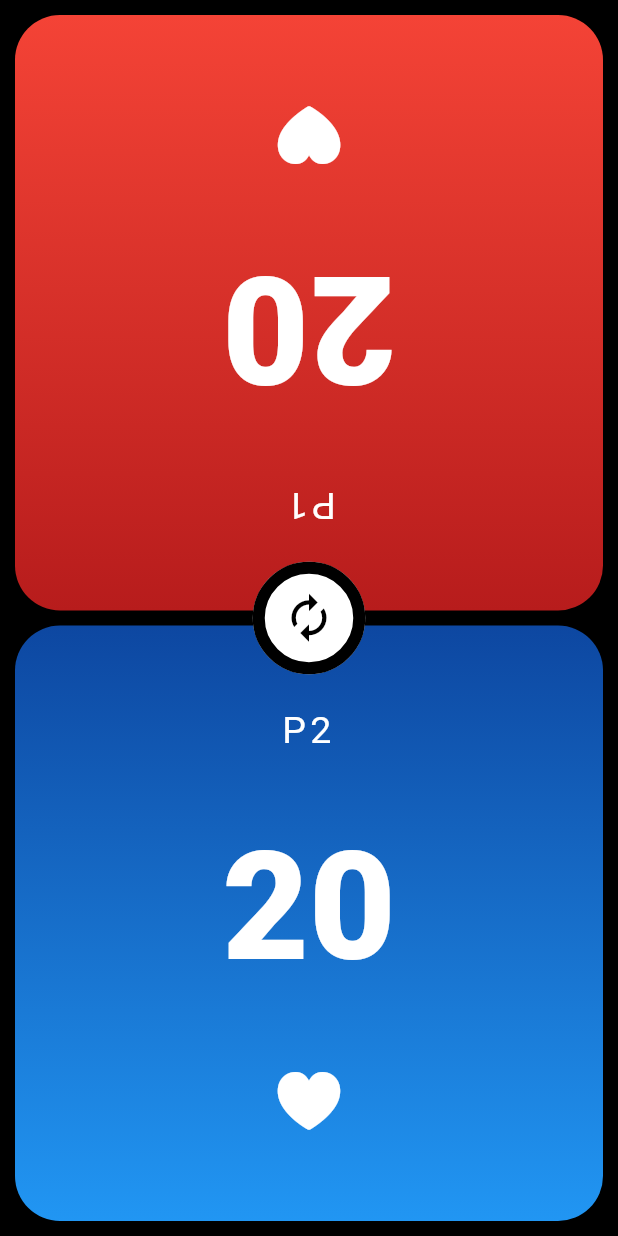
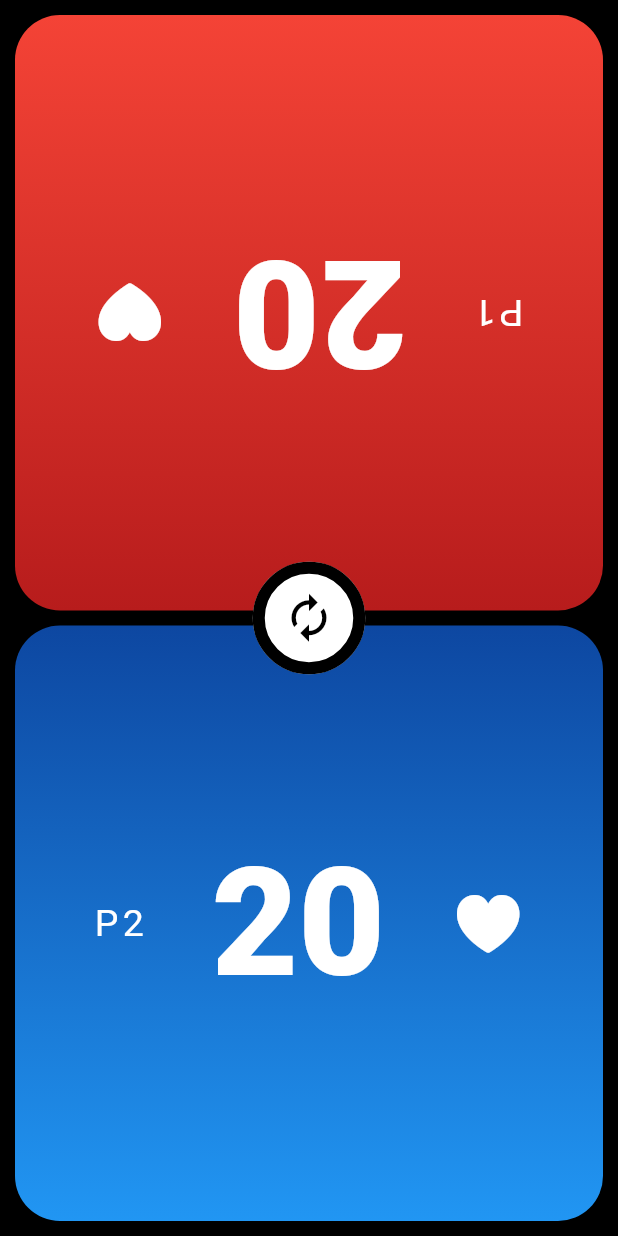
Before and after one commit to silverlightning926/Lifely, a Flutter app: the screen it shows after launch, on a phone screen of 412 x 824 dp. Run offline on Flutter 3.47's test engine with Material 2 defaults, Android fonts, the phone set to English and light mode, and no system bars.

Commit message:
Changed Counter To Horizontal Layout

```diff
--- a/lib/components/life_counter.dart
+++ b/lib/components/life_counter.dart
@@ -47,10 +47,11 @@ class _LifeCounterState extends State<LifeCounter> {
           child: Stack(
             children: [
               Padding(
-                padding: const EdgeInsets.all(10.0),
-                child: Column(
+                padding: const EdgeInsets.all(8.0),
+                child: Center(
+                  child: Row(
                     mainAxisAlignment: MainAxisAlignment.spaceEvenly,
-                  crossAxisAlignment: CrossAxisAlignment.stretch,
+                    crossAxisAlignment: CrossAxisAlignment.center,
                     children: [
                       Text(
                         "P${widget.playerNum}",
@@ -72,11 +73,12 @@ class _LifeCounterState extends State<LifeCounter> {
                       const Icon(
                         CupertinoIcons.heart_solid,
                         size: 50,
-                    )
+                      ),
                     ],
                   ),
                 ),
-              Column(
+              ),
+              Row(
                 crossAxisAlignment: CrossAxisAlignment.stretch,
                 children: [
                   Expanded(
@@ -86,7 +88,7 @@ class _LifeCounterState extends State<LifeCounter> {
                         onPressed: () {
                           setState(
                             () {
-                              currentLife++;
+                              currentLife--;
                             },
                           );
                         },
@@ -100,7 +102,7 @@ class _LifeCounterState extends State<LifeCounter> {
                         onPressed: () {
                           setState(
                             () {
-                              currentLife--;
+                              currentLife++;
                             },
                           );
                         },
```
Lines whose indentation alone changed are shown as unchanged.
